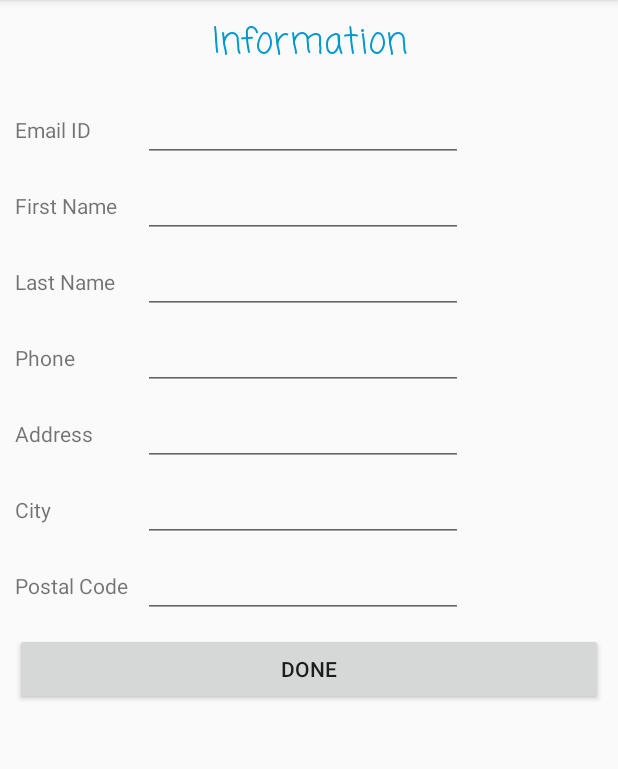
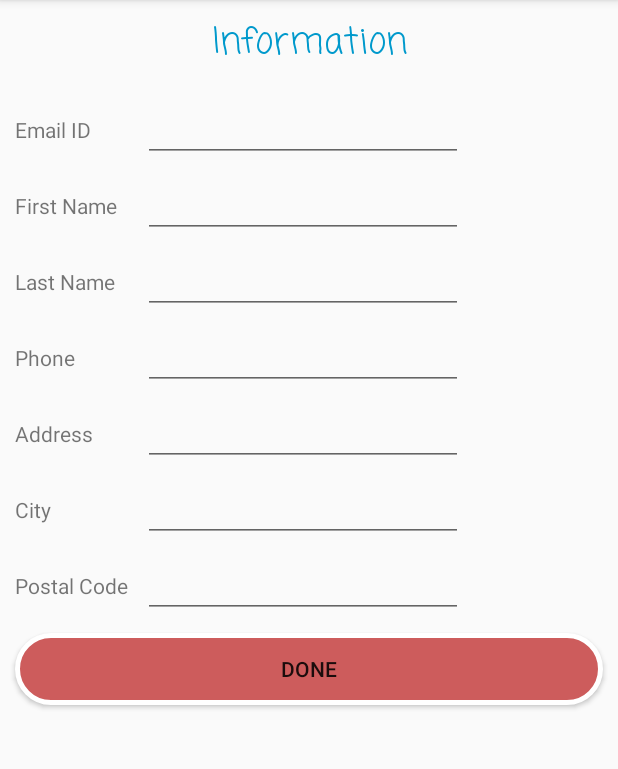
Before and after one commit to subodh270/comp313-002-Team-2-HouseRental, an Android app: the UserInformationActivity screen opened directly, with no data from a screen before it, on a phone screen of 412 x 824 dp, the part 84-853 px from its top. Run offline under Robolectric (Android 15) with nearby library versions, the phone set to English and light mode, and no system bars; our stand-ins replace Firebase (no records; nobody signed in at launch, a user with empty details on screens opened directly); 2 statements that could not run were skipped.

Commit message:
Login Screen Update

```diff
--- a/app/src/main/res/layout/activity_user_information.xml
+++ b/app/src/main/res/layout/activity_user_information.xml
@@ -190,5 +190,6 @@
         android:layout_marginLeft="10dp"
         android:layout_marginTop="10dp"
         android:layout_marginRight="10dp"
+        android:background="@drawable/button"
         android:text="Done" />
 </LinearLayout>
```
